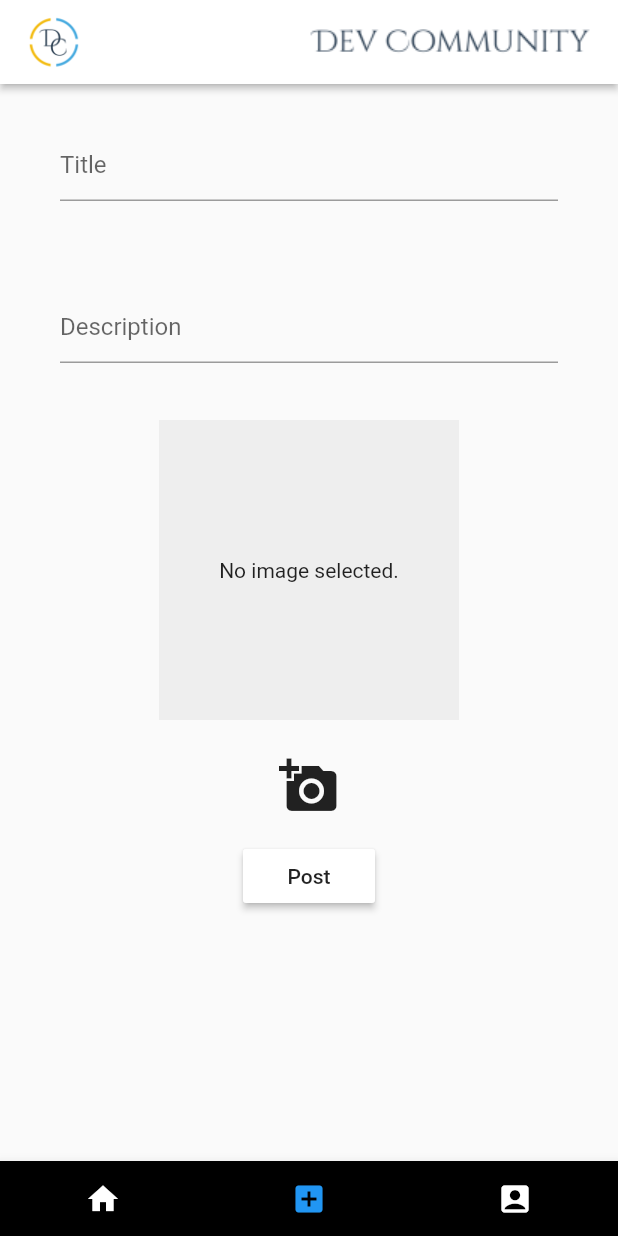
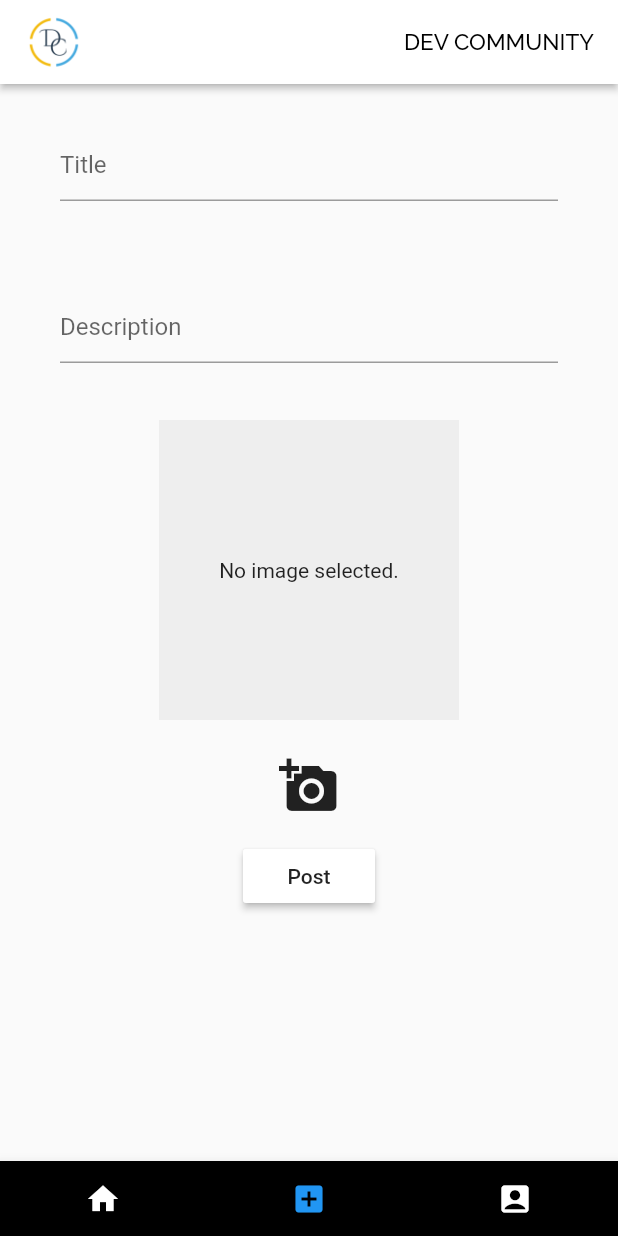
Before and after one commit to priyanshu-01/dev-community, a Flutter app: the screen it shows once a user with an empty profile is signed in, item 2 of the bottom bar chosen, on a phone screen of 412 x 824 dp. Run offline on Flutter 3.47's test engine with Material 2 defaults, Android fonts, the phone set to English and light mode, and no system bars; drawn by our look-alikes of auto_size_text; our stand-ins replace cloud_firestore, firebase_auth, firebase_core, firebase_storage, flutter_spinkit, font_awesome_flutter and 3 more; accounts and stored records are empty.

Commit message:
minor commit

```diff
--- a/lib/mainPage.dart
+++ b/lib/mainPage.dart
@@ -5,6 +5,7 @@ import 'package:dsc_projects/pages/Dashboard/dashboard.dart';
 import 'package:dsc_projects/pages/Home/home.dart';
 import 'package:dsc_projects/pages/Search/search.dart';
 import 'package:auto_size_text/auto_size_text.dart';
+import 'package:google_fonts/google_fonts.dart';
 import 'firestore.dart';
 
 FirestoreFunctions firestore;
@@ -58,18 +59,25 @@ class _MainPageWithAppBarState extends State<MainPageWithAppBar> {
             child: Container(
               // height: 20.0,
               // color: Colors.red,
-                child: Image(
-              image: AssetImage('assets/images/logoname.png'),
-            )
+              child:
+                  //      Image(
+                  //   image: AssetImage('assets/images/logoname.png'),
+                  // )
+                  AutoSizeText(
+                'DEV COMMUNITY',
+                style: GoogleFonts.raleway(color: Colors.black),
+                maxLines: 1,
+                maxFontSize: 15.0,
+              ),
               // Column(
               //   crossAxisAlignment: CrossAxisAlignment.end,
               //   children: [
-                //     AutoSizeText(
-                //       'Developer Student Clubs',
-                //       style: TextStyle(color: Colors.black),
-                //       maxLines: 1,
-                //       maxFontSize: 15.0,
-                //     ),
+              // AutoSizeText(
+              //   'Developer Student Clubs',
+              //   style: TextStyle(color: Colors.black),
+              //   maxLines: 1,
+              //   maxFontSize: 15.0,
+              // ),
               //     AutoSizeText(
               //       'Bharati Vidyapeeth University, Pune',
               //       style: TextStyle(color: Color(0xff969696)),
--- a/lib/pages/Home/PostContents/topSection.dart
+++ b/lib/pages/Home/PostContents/topSection.dart
@@ -36,10 +36,10 @@ class TopSection extends StatelessWidget {
                   )
                 ],
               ),
-              new IconButton(
-                icon: Icon(Icons.more_vert),
-                onPressed: null,
-              )
+              // new IconButton(
+              //   icon: Icon(Icons.more_vert),
+              //   onPressed: null,
+              // )
             ],
           ),
           Padding(
```
Lines whose indentation alone changed are shown as unchanged.
